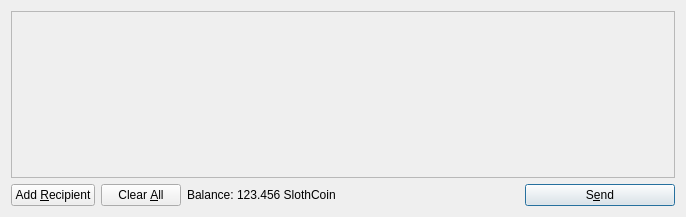
Before: the Qt Designer form src/qt/forms/sendcoinsdialog.ui in oldambtster/INT64-Slothcoin-old, drawn with Qt 5.
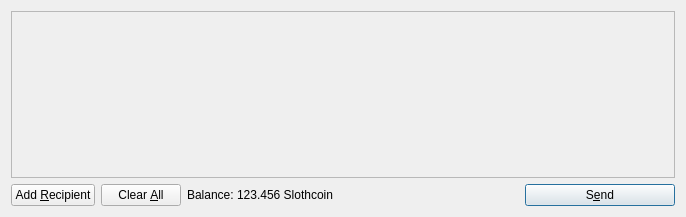
After: the same form once the commit is applied. Icons and pictures are not drawn.

What changed in the file:
```diff
--- a/src/qt/forms/sendcoinsdialog.ui
+++ b/src/qt/forms/sendcoinsdialog.ui
@@ -119,7 +119,7 @@
           <cursorShape>IBeamCursor</cursorShape>
          </property>
          <property name="text">
-          <string>123.456 SlothCoin</string>
+          <string>123.456 Slothcoin</string>
          </property>
          <property name="textInteractionFlags">
           <set>Qt::LinksAccessibleByMouse|Qt::TextSelectableByKeyboard|Qt::TextSelectableByMouse</set>
```
